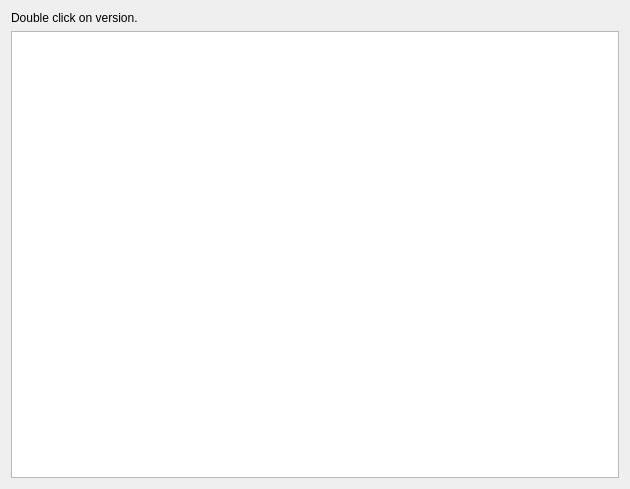
First picture: the form in qrgui/versioning/transparentMode/ChangeVersion.ui, repository qreal/qreal, before the edit.
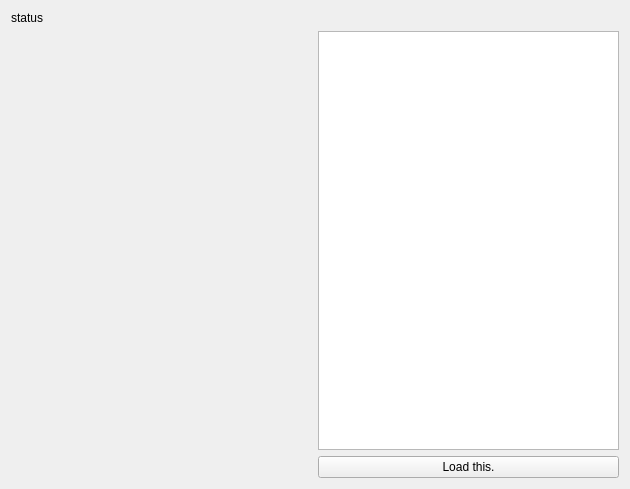
Second picture: the form after the edit.

Commit message: Сохраняется версия при вызове списка версий. Изменения в ChangeVersion.ui

The edit to the form file:
```diff
--- a/qrgui/versioning/transparentMode/ChangeVersion.ui
+++ b/qrgui/versioning/transparentMode/ChangeVersion.ui
@@ -14,13 +14,33 @@
    <string>Form</string>
   </property>
   <layout class="QGridLayout" name="gridLayout">
-   <item row="1" column="0">
+   <item row="3" column="1">
+    <widget class="QPushButton" name="pushButton">
+     <property name="text">
+      <string>Load this.</string>
+     </property>
+    </widget>
+   </item>
+   <item row="2" column="1">
     <widget class="QListWidget" name="listWidgetForLog"/>
    </item>
-   <item row="0" column="0">
+   <item row="3" column="0">
+    <spacer name="horizontalSpacer">
+     <property name="orientation">
+      <enum>Qt::Horizontal</enum>
+     </property>
+     <property name="sizeHint" stdset="0">
+      <size>
+       <width>40</width>
+       <height>20</height>
+      </size>
+     </property>
+    </spacer>
+   </item>
+   <item row="1" column="0" colspan="2">
     <widget class="QLabel" name="label">
      <property name="text">
-      <string>Double click on version.</string>
+      <string>status</string>
      </property>
     </widget>
    </item>
```
The commit also changes 6 other files.
